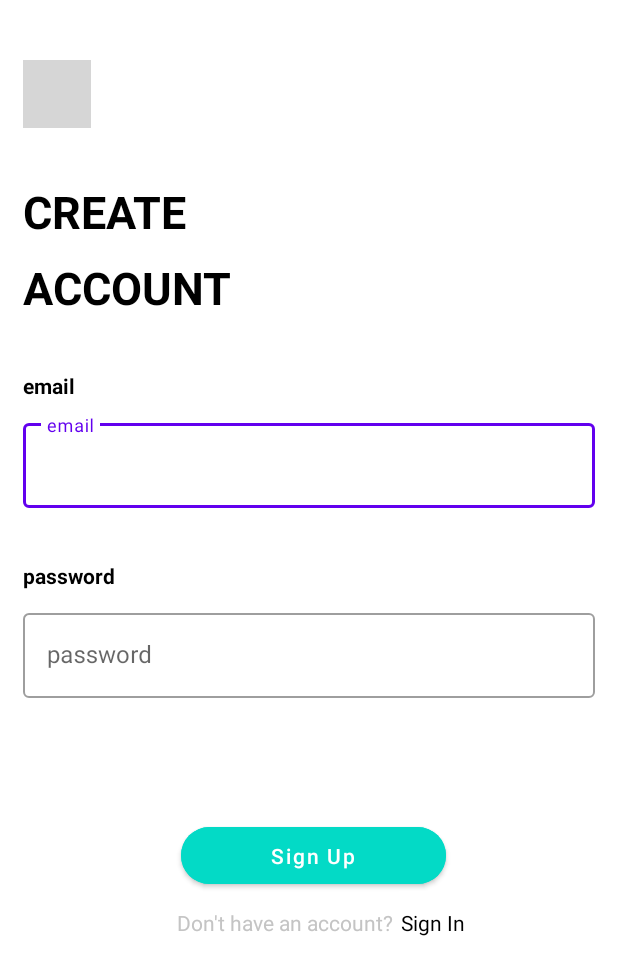
After one commit to EarthX-B21-CAP0201/sentimenter-android, an Android app: the SignupActivity screen opened directly, with no data from a screen before it, on a phone screen of 412 x 824 dp. The commit adds this screen. Shown: the top 975 px of the screen. Run offline under Robolectric (Android 15) with nearby library versions, the phone set to English and light mode, and no system bars; grey boxes are pictures that could not be loaded.

Commit message:
init signup activity

```diff
--- a/app/build.gradle
+++ b/app/build.gradle
@@ -42,6 +42,11 @@ dependencies {
     implementation "com.github.bumptech.glide:okhttp3-integration:$glideVersion"
     implementation "androidx.viewpager2:viewpager2:$viewPagerVersion"
 
+    //api
+    implementation 'com.squareup.retrofit2:retrofit:2.9.0'
+    implementation "com.squareup.retrofit2:converter-gson:2.9.0"
+    implementation "com.squareup.okhttp3:logging-interceptor:4.9.0"
+
     //test
     testImplementation 'junit:junit:4.12'
     androidTestImplementation 'androidx.test.ext:junit:1.1.2'
--- a/app/src/main/java/com/earthx/sentimenter/data/entity/OnboardingItem.kt
+++ b/app/src/main/java/com/earthx/sentimenter/data/model/OnboardingItem.kt
@@ -1,4 +1,4 @@
-package com.earthx.sentimenter.data.entity
+package com.earthx.sentimenter.data.model
 
 data class OnboardingItem(
     val onboardingImage: Int,
--- /dev/null
+++ b/app/src/main/java/com/earthx/sentimenter/data/model/User.kt
@@ -0,0 +1,20 @@
+package com.earthx.sentimenter.data.model
+import android.os.Parcelable
+import com.google.gson.annotations.SerializedName
+import kotlinx.android.parcel.Parcelize
+
+@Parcelize
+data class User(
+    @field:SerializedName("id")
+    var id: String,
+
+    @field:SerializedName("email")
+    var email: String,
+
+    @field:SerializedName("password")
+    var password: String,
+
+    @field:SerializedName("token")
+    var token: String? = null,
+
+    ): Parcelable
--- a/app/src/main/java/com/earthx/sentimenter/view/authentication/signin/SigninActivity.kt
+++ b/app/src/main/java/com/earthx/sentimenter/view/authentication/signin/SigninActivity.kt
@@ -1,8 +1,11 @@
 package com.earthx.sentimenter.view.authentication.signin
 
+import android.content.Intent
 import androidx.appcompat.app.AppCompatActivity
 import android.os.Bundle
+import android.widget.Toast
 import com.earthx.sentimenter.databinding.ActivitySigninBinding
+import com.earthx.sentimenter.view.onboarding.OnboardingActivity
 
 class SigninActivity : AppCompatActivity() {
     private lateinit var onSigninBinding: ActivitySigninBinding
@@ -11,8 +14,15 @@ class SigninActivity : AppCompatActivity() {
         onSigninBinding = ActivitySigninBinding.inflate(layoutInflater)
         setContentView(onSigninBinding.root)
         onSigninBinding.backButton.setOnClickListener {
-            onBackPressed()
+            startActivity(Intent(this, OnboardingActivity::class.java))
+            finish()
         }
+        onSigninBinding.buttonLogin.setOnClickListener {
+            handleLogin()
+        }
+    }
 
+    private fun handleLogin(){
+        Toast.makeText(applicationContext, "Berhasil login", Toast.LENGTH_SHORT).show()
     }
 }
--- /dev/null
+++ b/app/src/main/java/com/earthx/sentimenter/view/authentication/signup/SignupActivity.kt
@@ -0,0 +1,28 @@
+package com.earthx.sentimenter.view.authentication.signup
+
+import android.content.Intent
+import androidx.appcompat.app.AppCompatActivity
+import android.os.Bundle
+import android.widget.Toast
+import com.earthx.sentimenter.databinding.ActivitySignupBinding
+import com.earthx.sentimenter.view.onboarding.OnboardingActivity
+
+class SignupActivity : AppCompatActivity() {
+    private lateinit var onSignupBinding: ActivitySignupBinding
+    override fun onCreate(savedInstanceState: Bundle?) {
+        super.onCreate(savedInstanceState)
+        onSignupBinding = ActivitySignupBinding.inflate(layoutInflater)
+        setContentView(onSignupBinding.root)
+        onSignupBinding.backButton.setOnClickListener {
+            startActivity(Intent(this, OnboardingActivity::class.java))
+            finish()
+        }
+        onSignupBinding.buttonSignup.setOnClickListener {
+            handleSignup()
+        }
+    }
+
+    private fun handleSignup(){
+        Toast.makeText(applicationContext, "Berhasil sign up", Toast.LENGTH_SHORT).show()
+    }
+}
--- a/app/src/main/java/com/earthx/sentimenter/view/onboarding/OnboardingActivity.kt
+++ b/app/src/main/java/com/earthx/sentimenter/view/onboarding/OnboardingActivity.kt
@@ -10,9 +10,10 @@ import androidx.core.content.ContextCompat
 import androidx.recyclerview.widget.RecyclerView
 import androidx.viewpager2.widget.ViewPager2
 import com.earthx.sentimenter.R
-import com.earthx.sentimenter.data.entity.OnboardingItem
+import com.earthx.sentimenter.data.model.OnboardingItem
 import com.earthx.sentimenter.databinding.ActivityOnboardingBinding
 import com.earthx.sentimenter.view.authentication.signin.SigninActivity
+import com.earthx.sentimenter.view.authentication.signup.SignupActivity
 
 class OnboardingActivity : AppCompatActivity() {
     private lateinit var onboardingBinding: ActivityOnboardingBinding
@@ -28,6 +29,9 @@ class OnboardingActivity : AppCompatActivity() {
         setCurrentIndicator(0)
         onboardingBinding.buttonSignin.setOnClickListener {
             startActivity(Intent(this, SigninActivity::class.java))
+        }
+        onboardingBinding.buttonSignup.setOnClickListener {
+            startActivity(Intent(this, SignupActivity::class.java))
         }
 
     }
--- a/app/src/main/java/com/earthx/sentimenter/view/onboarding/OnboardingItemsAdapter.kt
+++ b/app/src/main/java/com/earthx/sentimenter/view/onboarding/OnboardingItemsAdapter.kt
@@ -3,7 +3,7 @@ package com.earthx.sentimenter.view.onboarding
 import android.view.LayoutInflater
 import android.view.ViewGroup
 import androidx.recyclerview.widget.RecyclerView
-import com.earthx.sentimenter.data.entity.OnboardingItem
+import com.earthx.sentimenter.data.model.OnboardingItem
 import com.earthx.sentimenter.databinding.OnboardingItemContainerBinding
 
 class OnboardingItemsAdapter(private val onBoardingItems: List<OnboardingItem>) :
--- /dev/null
+++ b/app/src/main/res/layout/activity_signup.xml
@@ -0,0 +1,175 @@
+<?xml version="1.0" encoding="utf-8"?>
+<androidx.constraintlayout.widget.ConstraintLayout xmlns:android="http://schemas.android.com/apk/res/android"
+    xmlns:app="http://schemas.android.com/apk/res-auto"
+    xmlns:tools="http://schemas.android.com/tools"
+    android:layout_width="match_parent"
+    android:layout_height="match_parent"
+    tools:context=".view.authentication.signin.SigninActivity"
+    android:orientation="vertical">
+
+    <ImageView
+        android:id="@+id/backButton"
+        android:layout_width="45dp"
+        android:layout_height="45dp"
+        android:layout_marginLeft="15dp"
+        android:layout_marginTop="40dp"
+        android:background="@drawable/button_shape"
+        android:src="@drawable/round_icon_foreground"
+        app:layout_constraintStart_toStartOf="parent"
+        app:layout_constraintTop_toTopOf="parent"
+
+        />
+
+    <TextView
+        android:id="@+id/textSignupCreate"
+        android:layout_width="wrap_content"
+        android:layout_height="wrap_content"
+        android:textSize="30sp"
+        android:textAllCaps="true"
+        android:text="@string/create"
+        android:textColor="@color/colorBlack"
+        android:textStyle="bold"
+        app:layout_constraintTop_toBottomOf="@id/backButton"
+        app:layout_constraintStart_toStartOf="parent"
+        android:layout_marginLeft="15dp"
+        android:layout_marginTop="35dp"
+        />
+
+    <TextView
+        android:id="@+id/textSignupAccount"
+        android:layout_width="wrap_content"
+        android:layout_height="wrap_content"
+        android:textSize="30sp"
+        android:textAllCaps="true"
+        android:text="@string/account"
+        android:textColor="@color/colorBlack"
+        android:textStyle="bold"
+        app:layout_constraintTop_toBottomOf="@id/textSignupCreate"
+        app:layout_constraintStart_toStartOf="parent"
+        android:layout_marginLeft="15dp"
+        android:layout_marginTop="10dp"
+        />
+
+    <TextView
+        android:id="@+id/textLabelEmail"
+        android:layout_width="wrap_content"
+        android:layout_height="wrap_content"
+        android:textSize="14sp"
+        android:textAllCaps="false"
+        android:text="@string/labelEmail"
+        android:textColor="@color/colorBlack"
+        android:textStyle="bold"
+        app:layout_constraintTop_toBottomOf="@id/textSignupAccount"
+        app:layout_constraintStart_toStartOf="parent"
+        android:layout_marginLeft="15dp"
+        android:layout_marginTop="35dp"
+        />
+
+    <com.google.android.material.textfield.TextInputLayout
+        android:id="@+id/emailTextField"
+        android:layout_width="match_parent"
+        android:layout_height="wrap_content"
+        android:layout_marginTop="10dp"
+        android:layout_marginHorizontal="15dp"
+        android:hint="@string/labelEmail"
+        app:layout_constraintTop_toBottomOf="@id/textLabelEmail"
+        app:layout_constraintStart_toStartOf="parent"
+        style="@style/Widget.MaterialComponents.TextInputLayout.OutlinedBox">
+
+        <com.google.android.material.textfield.TextInputEditText
+            android:layout_width="match_parent"
+            android:layout_height="wrap_content"
+            />
+
+    </com.google.android.material.textfield.TextInputLayout>
+
+    <TextView
+        android:id="@+id/textLabelPassword"
+        android:layout_width="wrap_content"
+        android:layout_height="wrap_content"
+        android:textSize="14sp"
+        android:textAllCaps="false"
+        android:text="@string/labelPassword"
+        android:textColor="@color/colorBlack"
+        android:textStyle="bold"
+        app:layout_constraintTop_toBottomOf="@id/emailTextField"
+        app:layout_constraintStart_toStartOf="parent"
+        android:layout_marginLeft="15dp"
+        android:layout_marginTop="35dp"
+        />
+    <com.google.android.material.textfield.TextInputLayout
+        android:id="@+id/passwordTextField"
+        android:layout_width="match_parent"
+        android:layout_height="wrap_content"
+        android:layout_marginTop="10dp"
+        android:layout_marginHorizontal="15dp"
+        android:hint="@string/labelPassword"
+        app:layout_constraintTop_toBottomOf="@id/textLabelPassword"
+        app:layout_constraintStart_toStartOf="parent"
+        style="@style/Widget.MaterialComponents.TextInputLayout.OutlinedBox">
+
+        <com.google.android.material.textfield.TextInputEditText
+            android:layout_width="match_parent"
+            android:layout_height="wrap_content"
+            android:inputType="textPassword"
+            />
+
+    </com.google.android.material.textfield.TextInputLayout>
+
+    <com.google.android.material.button.MaterialButton
+        android:id="@+id/buttonSignup"
+        android:layout_width="wrap_content"
+        android:layout_height="50dp"
+        android:layout_marginTop="80dp"
+        android:layout_marginBottom="50dp"
+        android:layout_marginStart="5dp"
+        android:backgroundTint="@color/colorAccent"
+        android:paddingStart="60dp"
+        android:paddingEnd="60dp"
+        android:text="@string/signup"
+        android:textAllCaps="false"
+        android:textColor="@color/colorWhite"
+        android:textSize="14sp"
+        android:textStyle="normal"
+        app:cornerRadius="20dp"
+        app:layout_constraintTop_toBottomOf="@id/passwordTextField"
+        app:layout_constraintStart_toStartOf="parent"
+        app:layout_constraintEnd_toEndOf="parent"
+        android:textAppearance="@style/TextAppearance.MaterialComponents.Button"
+        />
+
+    <RelativeLayout
+        android:layout_width="wrap_content"
+        android:layout_height="wrap_content"
+        app:layout_constraintTop_toBottomOf="@id/buttonSignup"
+        app:layout_constraintStart_toStartOf="parent"
+        app:layout_constraintEnd_toEndOf="parent">
+        <TextView
+            android:id="@+id/textDontHave"
+            android:layout_width="wrap_content"
+            android:layout_height="wrap_content"
+            android:textSize="14sp"
+            android:textAllCaps="false"
+            android:text="@string/dont_have_account"
+            android:textColor="@color/colorGrey"
+            android:layout_marginLeft="15dp"
+            android:layout_marginTop="10dp"
+            />
+        <TextView
+            android:id="@+id/textToLogin"
+            android:layout_width="wrap_content"
+            android:layout_height="wrap_content"
+            android:textSize="14sp"
+            android:textAllCaps="false"
+            android:text="@string/signin"
+            android:textColor="@color/colorBlack"
+            android:layout_toRightOf="@id/textDontHave"
+            android:layout_marginLeft="5dp"
+            android:layout_marginTop="10dp"
+            />
+    </RelativeLayout>
+
+
+
+
+</androidx.constraintlayout.widget.ConstraintLayout>
--- a/app/src/main/res/values/strings.xml
+++ b/app/src/main/res/values/strings.xml
@@ -9,4 +9,5 @@
     <string name="labelPassword">password</string>
     <string name="login">LOGIN</string>
     <string name="already_have_an_account">Already have an account?</string>
+    <string name="dont_have_account">Don\'t have an account?</string>
 </resources>
```
Also changed, not shown: app/src/main/AndroidManifest.xml (+9 -3 lines).
